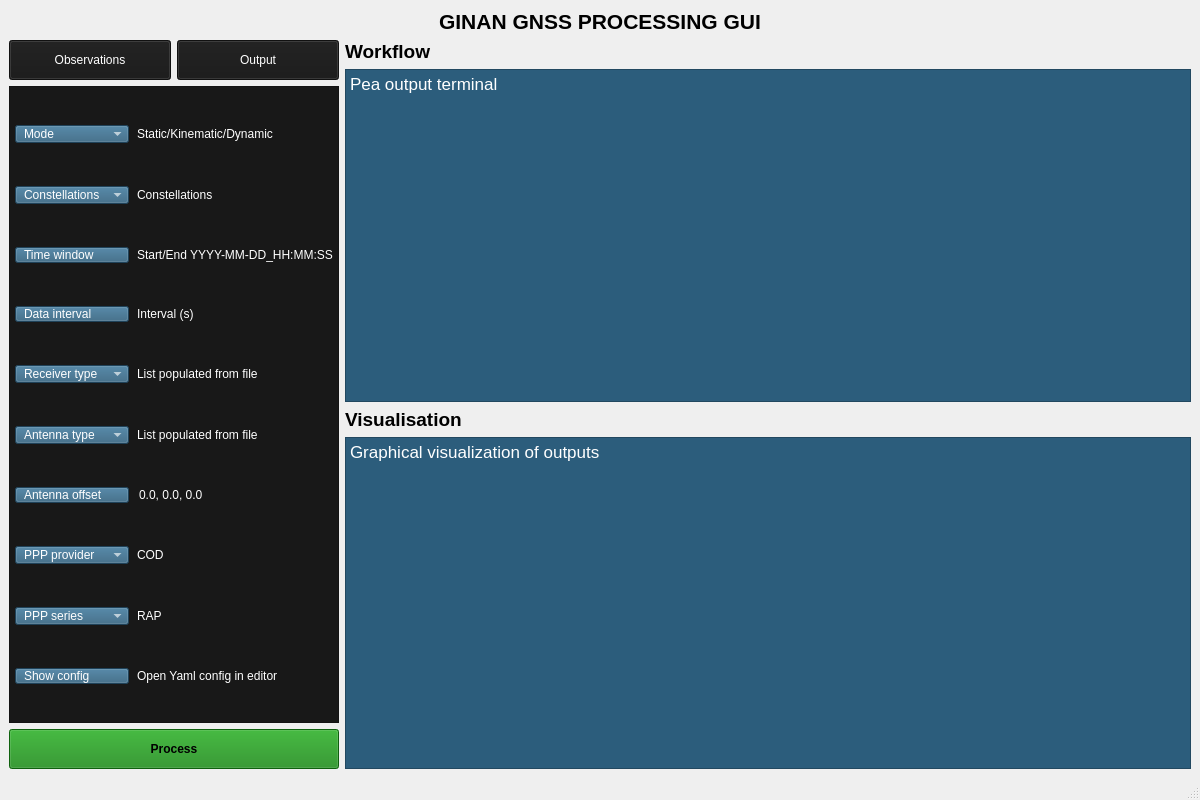
Old version of the form app/views/main_window.ui in the repository u7327620/Ginan-UI.
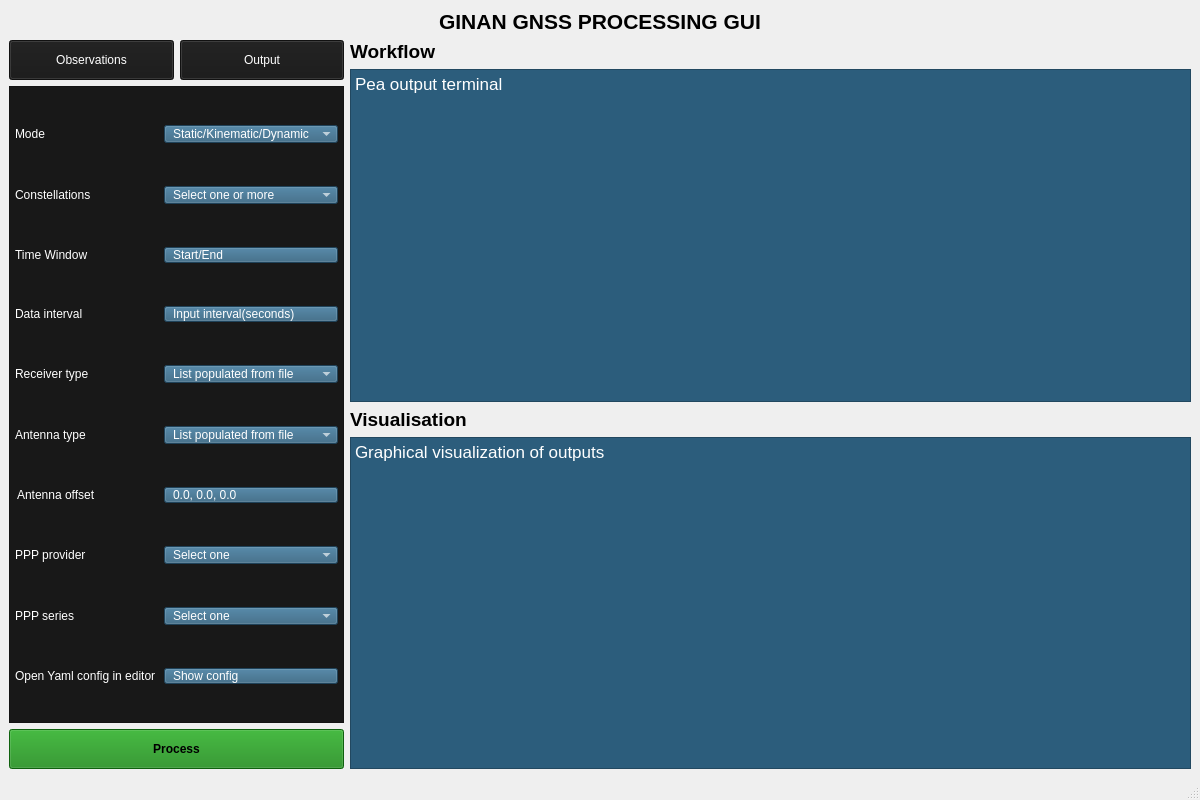
New version of the form.

Commit message: The parameter modification is fixed on the right side and does not change the name on the left side.

Patch:
```diff
--- a/app/views/main_window.ui
+++ b/app/views/main_window.ui
@@ -150,7 +150,7 @@
            <property name="verticalSpacing">
             <number>10</number>
            </property>
-           <item row="1" column="0">
+           <item row="1" column="1">
             <widget class="QComboBox" name="Mode">
              <property name="sizePolicy">
               <sizepolicy hsizetype="Minimum" vsizetype="Fixed">
@@ -163,12 +163,12 @@
              </property>
              <item>
               <property name="text">
-               <string>Mode</string>
+               <string>Static/Kinematic/Dynamic</string>
               </property>
              </item>
             </widget>
            </item>
-           <item row="4" column="0">
+           <item row="4" column="1">
             <widget class="QPushButton" name="dataIntervalButton">
              <property name="sizePolicy">
               <sizepolicy hsizetype="Minimum" vsizetype="Fixed">
@@ -180,30 +180,30 @@
               <string notr="true">background-color:#2c5d7c;color:white;padding:0px 8px;font:13pt &quot;Segoe UI&quot;;text-align:left;</string>
              </property>
              <property name="text">
-              <string>Data interval</string>
+              <string>Input interval(seconds)</string>
              </property>
             </widget>
            </item>
-           <item row="8" column="0">
-            <widget class="QComboBox" name="PPP_provider">
-             <property name="sizePolicy">
-              <sizepolicy hsizetype="Minimum" vsizetype="Fixed">
-               <horstretch>0</horstretch>
-               <verstretch>0</verstretch>
-              </sizepolicy>
-             </property>
-             <property name="styleSheet">
-              <string notr="true">background-color:#2c5d7c;color:white;padding:0px 8px;font:13pt &quot;Segoe UI&quot;;text-align:left;</string>
-             </property>
-             <item>
-              <property name="text">
-               <string>PPP provider</string>
-              </property>
-             </item>
-            </widget>
-           </item>
            <item row="8" column="1">
-            <widget class="QLabel" name="pppProviderValue">
+            <widget class="QComboBox" name="PPP_provider">
+             <property name="sizePolicy">
+              <sizepolicy hsizetype="Minimum" vsizetype="Fixed">
+               <horstretch>0</horstretch>
+               <verstretch>0</verstretch>
+              </sizepolicy>
+             </property>
+             <property name="styleSheet">
+              <string notr="true">background-color:#2c5d7c;color:white;padding:0px 8px;font:13pt &quot;Segoe UI&quot;;text-align:left;</string>
+             </property>
+             <item>
+              <property name="text">
+               <string>Select one</string>
+              </property>
+             </item>
+            </widget>
+           </item>
+           <item row="8" column="0">
+            <widget class="QLabel" name="pppProviderLabel">
              <property name="sizePolicy">
               <sizepolicy hsizetype="Minimum" vsizetype="Preferred">
                <horstretch>0</horstretch>
@@ -211,11 +211,11 @@
               </sizepolicy>
              </property>
              <property name="text">
-              <string>COD</string>
+              <string>PPP provider</string>
              </property>
             </widget>
            </item>
-           <item row="6" column="1">
+           <item row="6" column="0">
             <widget class="QLabel" name="antennaTypeValue">
              <property name="sizePolicy">
               <sizepolicy hsizetype="Minimum" vsizetype="Preferred">
@@ -224,11 +224,11 @@
               </sizepolicy>
              </property>
              <property name="text">
-              <string>List populated from file</string>
+              <string>Antenna type</string>
              </property>
             </widget>
            </item>
-           <item row="3" column="1">
+           <item row="3" column="0">
             <widget class="QLabel" name="timeWindowValue">
              <property name="sizePolicy">
               <sizepolicy hsizetype="Minimum" vsizetype="Preferred">
@@ -237,11 +237,11 @@
               </sizepolicy>
              </property>
              <property name="text">
-              <string>Start/End YYYY-MM-DD_HH:MM:SS</string>
+              <string>Time Window</string>
              </property>
             </widget>
            </item>
-           <item row="10" column="1">
+           <item row="10" column="0">
             <widget class="QLabel" name="showConfigValue">
              <property name="sizePolicy">
               <sizepolicy hsizetype="Minimum" vsizetype="Preferred">
@@ -254,7 +254,7 @@
              </property>
             </widget>
            </item>
-           <item row="4" column="1">
+           <item row="4" column="0">
             <widget class="QLabel" name="dataIntervalValue">
              <property name="sizePolicy">
               <sizepolicy hsizetype="Minimum" vsizetype="Preferred">
@@ -263,11 +263,11 @@
               </sizepolicy>
              </property>
              <property name="text">
-              <string>Interval (s)</string>
+              <string>Data interval</string>
              </property>
             </widget>
            </item>
-           <item row="9" column="1">
+           <item row="9" column="0">
             <widget class="QLabel" name="pppSeriesValue">
              <property name="sizePolicy">
               <sizepolicy hsizetype="Minimum" vsizetype="Preferred">
@@ -276,11 +276,11 @@
               </sizepolicy>
              </property>
              <property name="text">
-              <string>RAP</string>
+              <string>PPP series</string>
              </property>
             </widget>
            </item>
-           <item row="7" column="0">
+           <item row="7" column="1">
             <widget class="QPushButton" name="antennaOffsetButton">
              <property name="sizePolicy">
               <sizepolicy hsizetype="Minimum" vsizetype="Fixed">
@@ -292,11 +292,11 @@
               <string notr="true">background-color:#2c5d7c;color:white;padding:0px 8px;font:13pt &quot;Segoe UI&quot;;text-align:left;</string>
              </property>
              <property name="text">
-              <string>Antenna offset</string>
+              <string>0.0, 0.0, 0.0</string>
              </property>
             </widget>
            </item>
-           <item row="9" column="0">
+           <item row="9" column="1">
             <widget class="QComboBox" name="PPP_series">
              <property name="sizePolicy">
               <sizepolicy hsizetype="Minimum" vsizetype="Fixed">
@@ -309,12 +309,12 @@
              </property>
              <item>
               <property name="text">
-               <string>PPP series</string>
+               <string>Select one</string>
               </property>
              </item>
             </widget>
            </item>
-           <item row="7" column="1">
+           <item row="7" column="0">
             <widget class="QLineEdit" name="antennaOffsetValue">
              <property name="sizePolicy">
               <sizepolicy hsizetype="Minimum" vsizetype="Fixed">
@@ -326,14 +326,14 @@
               <string notr="true">background:transparent;border:none;</string>
              </property>
              <property name="text">
-              <string>0.0, 0.0, 0.0</string>
+              <string>Antenna offset</string>
              </property>
              <property name="readOnly">
               <bool>true</bool>
              </property>
             </widget>
            </item>
-           <item row="5" column="1">
+           <item row="5" column="0">
             <widget class="QLabel" name="receiverTypeValue">
              <property name="sizePolicy">
               <sizepolicy hsizetype="Minimum" vsizetype="Preferred">
@@ -342,24 +342,18 @@
               </sizepolicy>
              </property>
              <property name="text">
-              <string>List populated from file</string>
+              <string>Receiver type</string>
              </property>
             </widget>
            </item>
-           <item row="1" column="1">
-            <widget class="QLabel" name="modeValue">
-             <property name="sizePolicy">
-              <sizepolicy hsizetype="Minimum" vsizetype="Preferred">
-               <horstretch>0</horstretch>
-               <verstretch>0</verstretch>
-              </sizepolicy>
-             </property>
+           <item row="1" column="0">
+            <widget class="QLabel" name="modeLabel">
              <property name="text">
-              <string>Static/Kinematic/Dynamic</string>
+              <string>Mode</string>
              </property>
             </widget>
            </item>
-           <item row="6" column="0">
+           <item row="6" column="1">
             <widget class="QComboBox" name="Antenna_type">
              <property name="sizePolicy">
               <sizepolicy hsizetype="Minimum" vsizetype="Fixed">
@@ -372,12 +366,12 @@
              </property>
              <item>
               <property name="text">
-               <string>Antenna type</string>
+               <string>List populated from file</string>
               </property>
              </item>
             </widget>
            </item>
-           <item row="3" column="0">
+           <item row="3" column="1">
             <widget class="QPushButton" name="timeWindowButton">
              <property name="sizePolicy">
               <sizepolicy hsizetype="Minimum" vsizetype="Fixed">
@@ -389,11 +383,11 @@
               <string notr="true">background-color:#2c5d7c;color:white;padding:0px 8px;font:13pt &quot;Segoe UI&quot;;text-align:left;</string>
              </property>
              <property name="text">
-              <string>Time window</string>
+              <string>Start/End</string>
              </property>
             </widget>
            </item>
-           <item row="5" column="0">
+           <item row="5" column="1">
             <widget class="QComboBox" name="Receiver_type">
              <property name="sizePolicy">
               <sizepolicy hsizetype="Minimum" vsizetype="Fixed">
@@ -406,12 +400,12 @@
              </property>
              <item>
               <property name="text">
-               <string>Receiver type</string>
+               <string>List populated from file</string>
               </property>
              </item>
             </widget>
            </item>
-           <item row="10" column="0">
+           <item row="10" column="1">
             <widget class="QPushButton" name="showConfigButton">
              <property name="sizePolicy">
               <sizepolicy hsizetype="Minimum" vsizetype="Fixed">
@@ -427,32 +421,26 @@
              </property>
             </widget>
            </item>
-           <item row="2" column="0">
-            <widget class="QComboBox" name="Constellations_2">
-             <property name="sizePolicy">
-              <sizepolicy hsizetype="Minimum" vsizetype="Fixed">
-               <horstretch>0</horstretch>
-               <verstretch>0</verstretch>
-              </sizepolicy>
-             </property>
-             <property name="styleSheet">
-              <string notr="true">background-color:#2c5d7c;color:white;padding:0px 8px;font:13pt &quot;Segoe UI&quot;;text-align:left;</string>
-             </property>
-             <item>
-              <property name="text">
-               <string>Constellations</string>
-              </property>
-             </item>
-            </widget>
-           </item>
            <item row="2" column="1">
+            <widget class="QComboBox" name="Constellations_2">
+             <property name="sizePolicy">
+              <sizepolicy hsizetype="Minimum" vsizetype="Fixed">
+               <horstretch>0</horstretch>
+               <verstretch>0</verstretch>
+              </sizepolicy>
+             </property>
+             <property name="styleSheet">
+              <string notr="true">background-color:#2c5d7c;color:white;padding:0px 8px;font:13pt &quot;Segoe UI&quot;;text-align:left;</string>
+             </property>
+             <item>
+              <property name="text">
+               <string>Select one or more</string>
+              </property>
+             </item>
+            </widget>
+           </item>
+           <item row="2" column="0">
             <widget class="QLabel" name="constellationsValue">
-             <property name="sizePolicy">
-              <sizepolicy hsizetype="Minimum" vsizetype="Preferred">
-               <horstretch>0</horstretch>
-               <verstretch>0</verstretch>
-              </sizepolicy>
-             </property>
              <property name="text">
               <string>Constellations</string>
              </property>
```
The commit also changes 3 other files.
